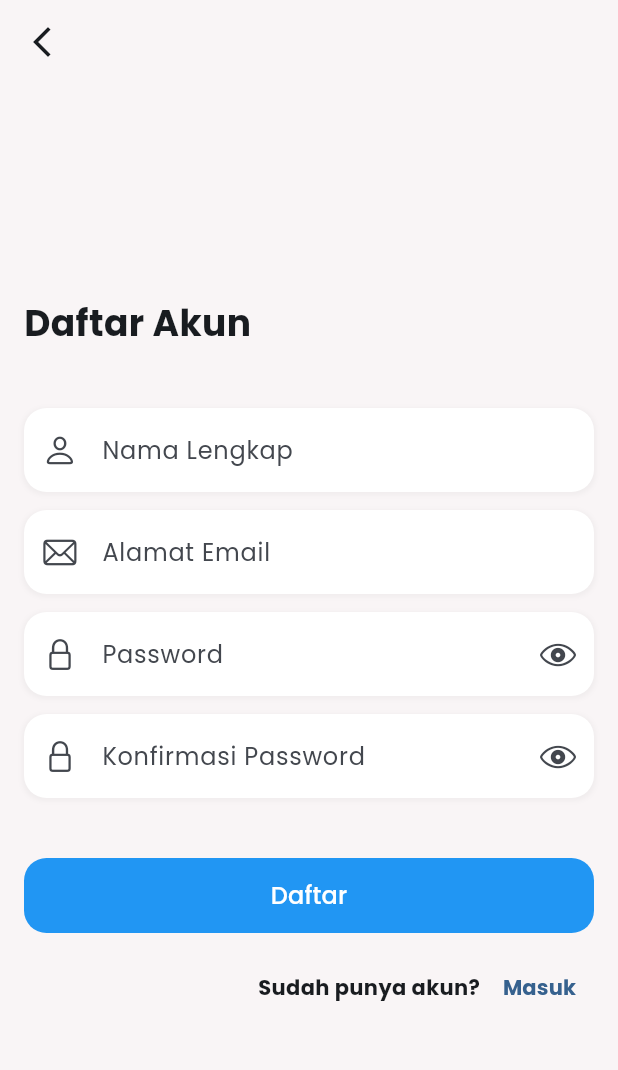
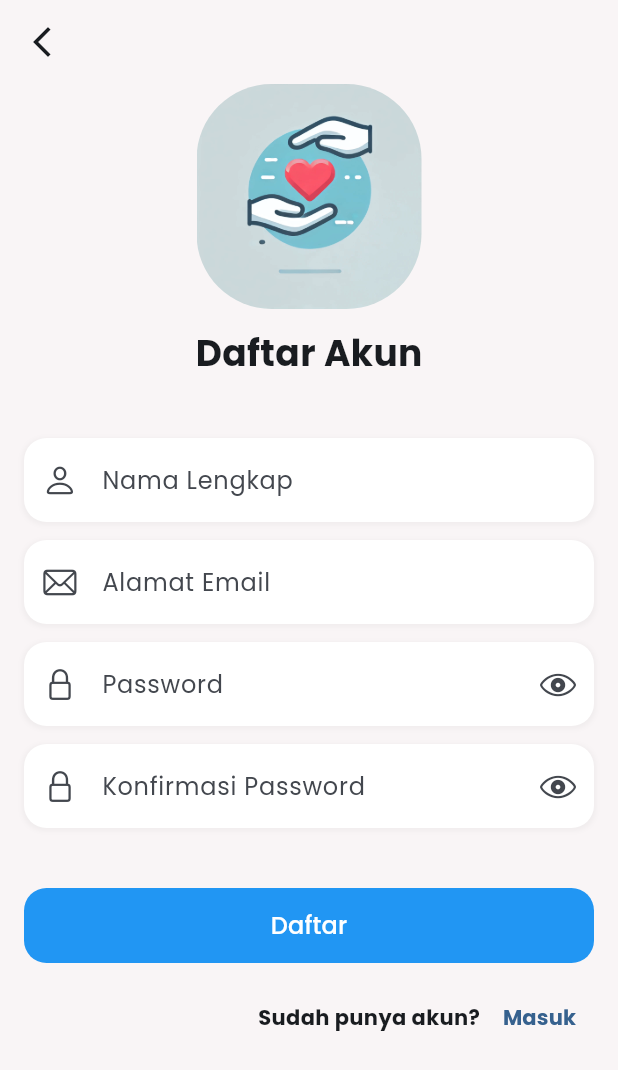
Before and after one commit to hunt3r6/flutter_donation, a Flutter app: the LoginPage screen opened by its route, after a tap on "Daftar", on a phone screen of 412 x 824 dp. Shown: the top 1070 px of the screen. Run offline on Flutter 3.47's test engine with Material 3 defaults, Android fonts, the phone set to English and light mode, and no system bars; our stand-ins replace cached_network_image, dio, either_dart, flutter_bloc, flutter_secure_storage, freezed_annotation and 2 more; accounts and stored records are empty; network calls fail.

Commit message:
add image on login and register

```diff
--- a/lib/page/login/login_page.dart
+++ b/lib/page/login/login_page.dart
@@ -26,18 +26,29 @@ class _LoginPageState extends State<LoginPage> {
           icon: Icon(Icons.arrow_back_ios_new),
         ),
       ),
-      body: Center(
-        child: SingleChildScrollView(
+      body: SingleChildScrollView(
         child: Padding(
           padding: const EdgeInsets.symmetric(horizontal: 16),
           child: Column(
             mainAxisAlignment: MainAxisAlignment.center,
-              crossAxisAlignment: CrossAxisAlignment.start,
+            crossAxisAlignment: CrossAxisAlignment.center,
             spacing: 12,
             children: [
-                Text(
+              Center(
+                child: ClipRRect(
+                  borderRadius: BorderRadius.circular(50),
+                  child: Image.asset(
+                    'assets/images/give_icon.png',
+                    width: 150,
+                    height: 150,
+                  ),
+                ),
+              ),
+              Center(
+                child: Text(
                   'Masuk ke Akun',
                   style: TextStyle(fontSize: 24, fontWeight: FontWeight.bold),
+                ),
               ),
               SizedBox(height: 16),
               AuthTextField(
@@ -94,7 +105,6 @@ class _LoginPageState extends State<LoginPage> {
           ),
         ),
       ),
-      ),
     );
   }
 }
--- a/lib/page/register/register_page.dart
+++ b/lib/page/register/register_page.dart
@@ -27,8 +27,7 @@ class _RegisterPageState extends State<RegisterPage> {
           icon: Icon(Icons.arrow_back_ios_new),
         ),
       ),
-      body: Center(
-        child: SingleChildScrollView(
+      body: SingleChildScrollView(
         child: Padding(
           padding: const EdgeInsets.symmetric(horizontal: 16),
           child: Column(
@@ -36,9 +35,21 @@ class _RegisterPageState extends State<RegisterPage> {
             crossAxisAlignment: CrossAxisAlignment.start,
             spacing: 12,
             children: [
-                Text(
+              Center(
+                child: ClipRRect(
+                  borderRadius: BorderRadius.circular(50),
+                  child: Image.asset(
+                    'assets/images/give_icon.png',
+                    width: 150,
+                    height: 150,
+                  ),
+                ),
+              ),
+              Center(
+                child: Text(
                   'Daftar Akun',
                   style: TextStyle(fontSize: 24, fontWeight: FontWeight.bold),
+                ),
               ),
               SizedBox(height: 16),
               FormTextField(
@@ -119,7 +130,6 @@ class _RegisterPageState extends State<RegisterPage> {
           ),
         ),
       ),
-      ),
     );
   }
 }
```
Also changed, not shown: assets/images/give_icon.png (added). Lines whose indentation alone changed are shown as unchanged.
